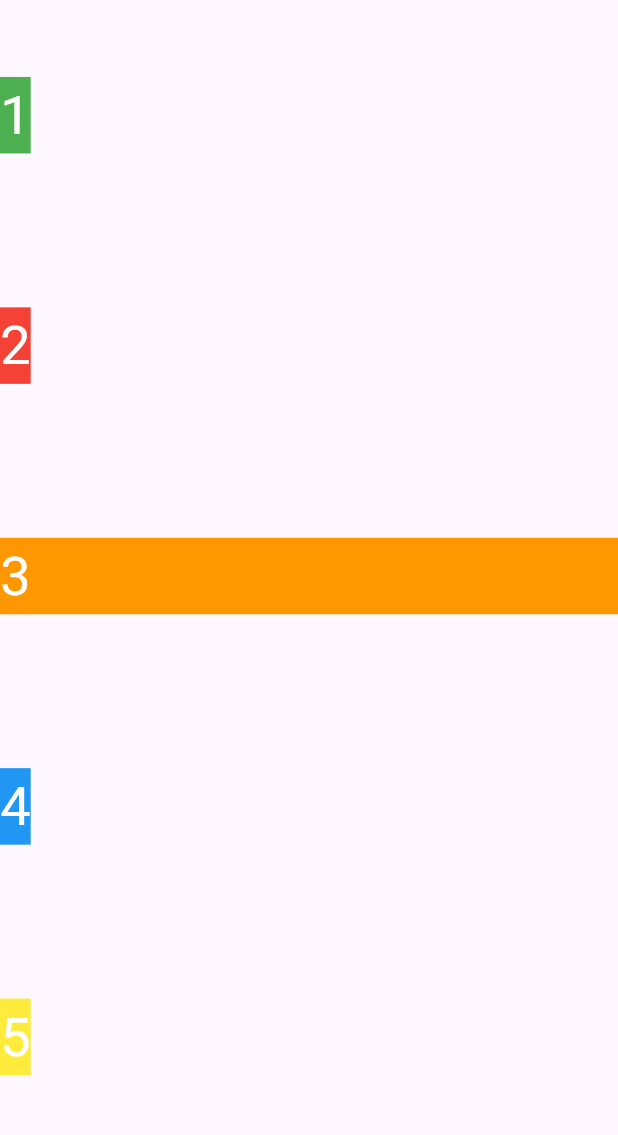
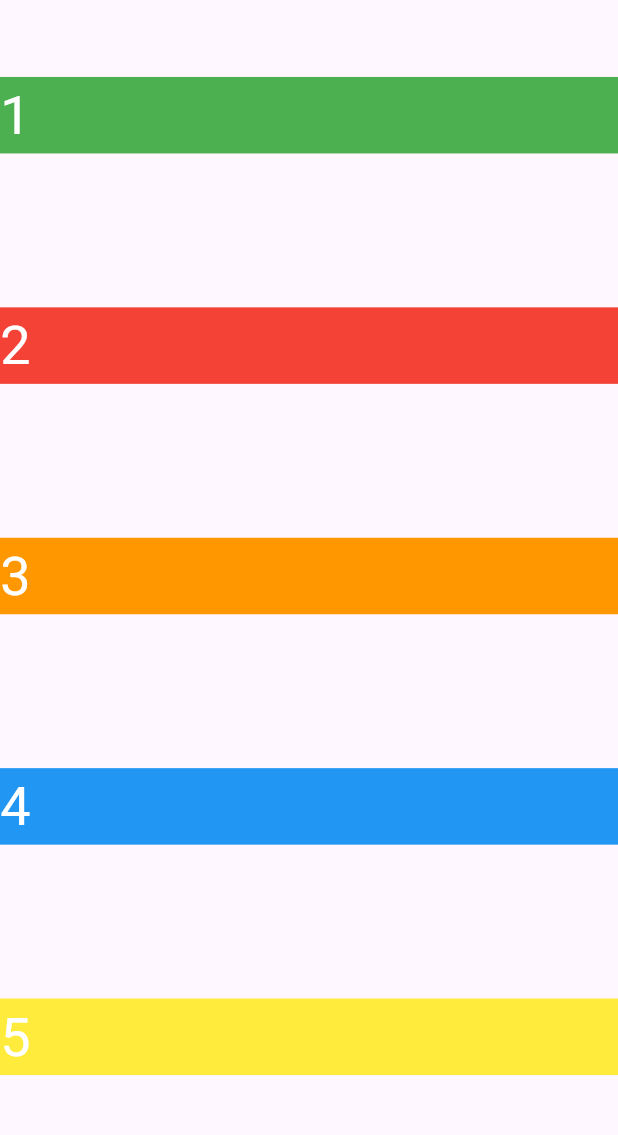
Before and after one commit to AbdurRahman4991/flutter-calculator-app, a Flutter app: the screen it shows after launch, on a phone screen of 412 x 824 dp, the part 84-1219 px from its top. Run offline on Flutter 3.47's test engine with Material 3 defaults, Android fonts, the phone set to English and light mode, and no system bars.

Commit message:
Update row

```diff
--- a/lib/main.dart
+++ b/lib/main.dart
@@ -32,22 +32,24 @@ class Calculator extends StatelessWidget{
           Expanded(
             flex: 1,
             child:
-                  Row(children: <Widget> [Container(
+                  Row(children: <Widget> [Expanded(child: Container(
           child: Text('1', style: TextStyle(fontSize: 36,
            color: Colors.white),),
            color: Colors.green,
-        ),],
+        ), ),],
         ),
           ),
 
         Expanded(
           flex: 1,
           child:
-        Row(children: <Widget>[Container(
+        Row(children: <Widget>[Expanded(child: Container(
           child: Text('2', style: TextStyle(fontSize: 36,
             color: Colors.white ),),
             color: Colors.red,
-        ),],
+        ),),],
+
+
         ),
         ),
 
@@ -61,20 +63,20 @@ class Calculator extends StatelessWidget{
         ),),
 
        Expanded(child:
-        Row(children: <Widget>[Container(
+        Row(children: <Widget>[Expanded(child:Container(
           child: Text('4', style: TextStyle(fontSize: 36,
           color: Colors.white
           ),),
           color: Colors.blue,
-        ),],
+        ),)],
         ),),
 
         Expanded(child:
-        Row(children: [Container(
+        Row(children: <Widget>[Expanded(child: Container(
           child: Text('5', style: TextStyle(fontSize: 36,
           color: Colors.white),),
           color: Colors.yellow,
-        ),],
+        ), ),],
 
         ),
         ),
```
